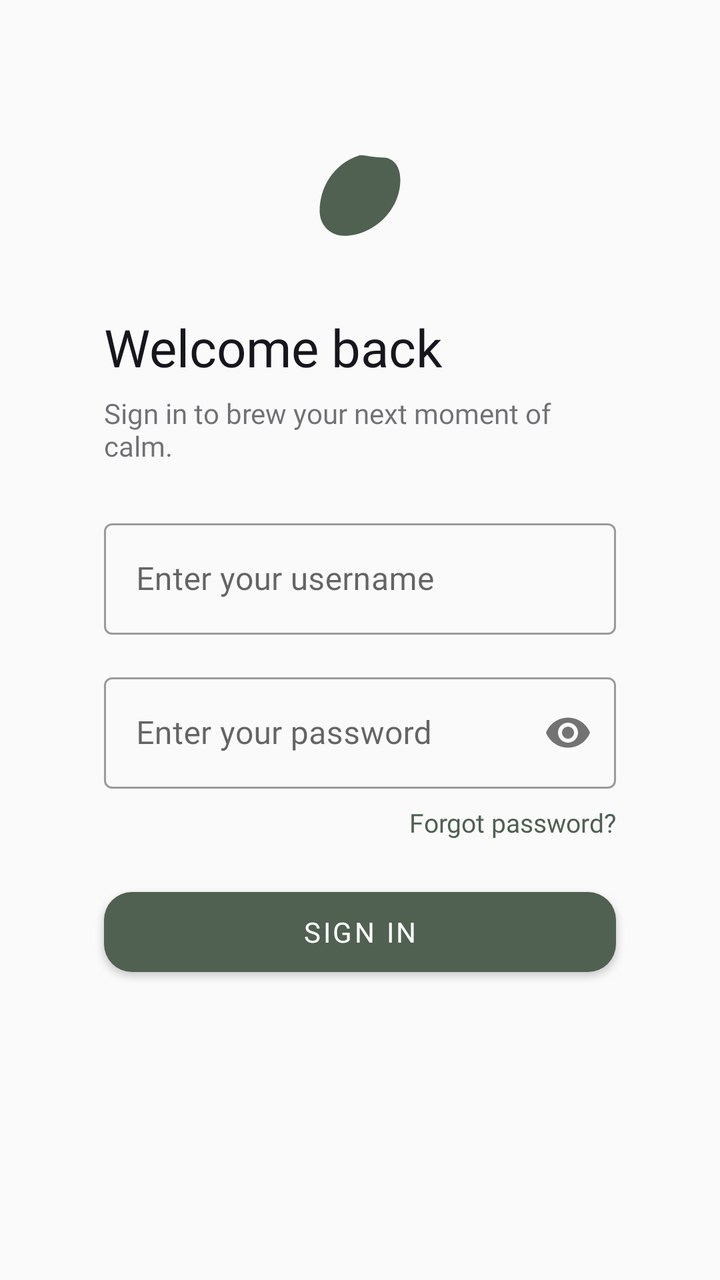
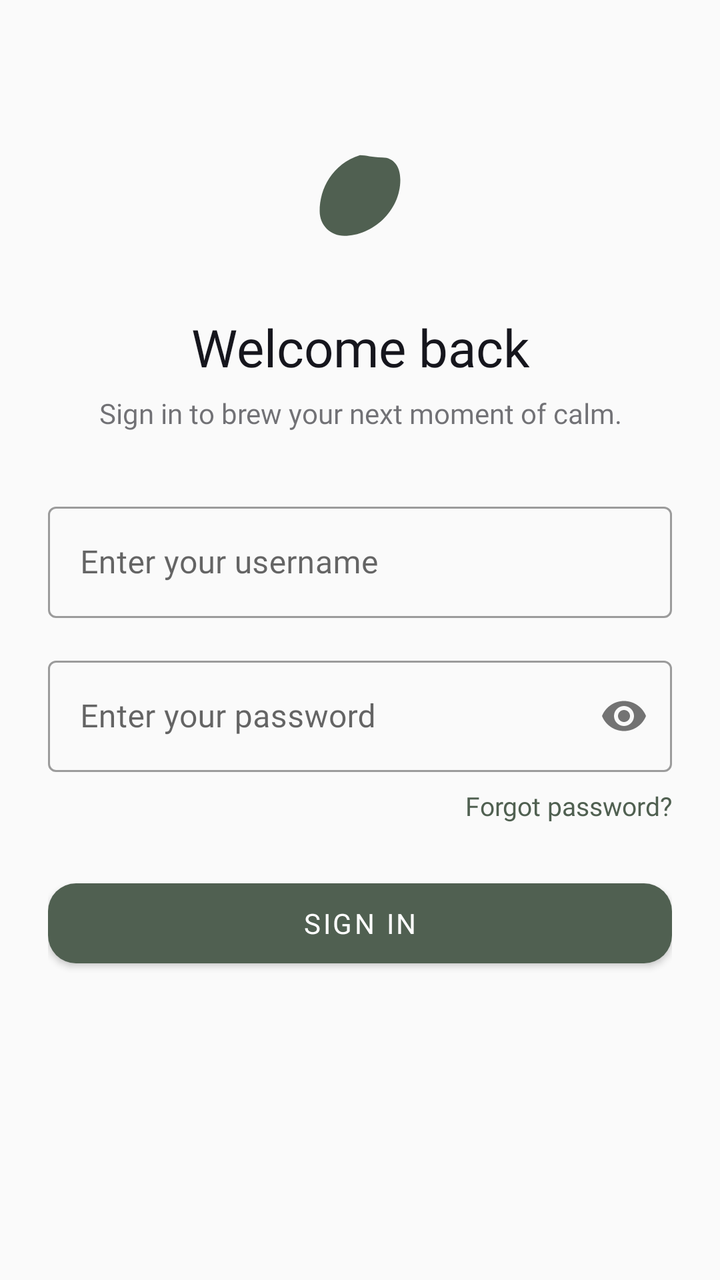

Screens rendered from an Android XML layout before and after an edit, with the pre-edit source and the edit as a unified diff.
<!-- AndroidManifest.xml: application theme Theme.MatchaLab -->
<!-- res/layout/activity_login.xml -->
<?xml version="1.0" encoding="utf-8"?>
<androidx.constraintlayout.widget.ConstraintLayout
    xmlns:android="http://schemas.android.com/apk/res/android"
    xmlns:app="http://schemas.android.com/apk/res-auto"
    android:layout_width="match_parent"
    android:layout_height="match_parent"
    android:padding="24dp">


    
    <ImageView
        android:id="@+id/imgLogo"
        android:layout_width="56dp"
        android:layout_height="56dp"
        android:layout_marginTop="48dp"
        android:contentDescription="@string/app_name"
        app:layout_constraintTop_toTopOf="parent"
        app:layout_constraintStart_toStartOf="parent"
        app:layout_constraintEnd_toEndOf="parent"
        android:src="@drawable/ic_logo" />

    
    <TextView
        android:id="@+id/tvTitle"
        android:layout_width="0dp"
        android:layout_height="wrap_content"
        android:layout_marginTop="28dp"
        android:layout_marginStart="28dp"
        android:layout_marginEnd="28dp"
        android:text="@string/title_login"
        android:fontFamily="@font/inter_bold"
        android:textSize="26sp"
        android:textColor="@color/text_primary"
        app:layout_constraintTop_toBottomOf="@id/imgLogo"
        app:layout_constraintStart_toStartOf="parent"
        app:layout_constraintEnd_toEndOf="parent" />

    
    <TextView
        android:id="@+id/tvSubtitle"
        android:layout_width="0dp"
        android:layout_height="wrap_content"
        android:layout_marginTop="6dp"
        android:layout_marginStart="28dp"
        android:layout_marginEnd="28dp"
        android:text="@string/subtitle_login"
        android:fontFamily="@font/inter_regular"
        android:textSize="14sp"
        android:textColor="@color/text_secondary"
        app:layout_constraintTop_toBottomOf="@id/tvTitle"
        app:layout_constraintStart_toStartOf="parent"
        app:layout_constraintEnd_toEndOf="parent" />

    
    <com.google.android.material.textfield.TextInputLayout
        android:id="@+id/tilUsername"
        style="@style/Widget.MaterialComponents.TextInputLayout.OutlinedBox"
        android:layout_width="0dp"
        android:layout_height="wrap_content"
        android:layout_marginTop="24dp"
        android:layout_marginStart="28dp"
        android:layout_marginEnd="28dp"
        android:hint="@string/hint_username"
        app:layout_constraintTop_toBottomOf="@id/tvSubtitle"
        app:layout_constraintStart_toStartOf="parent"
        app:layout_constraintEnd_toEndOf="parent">
        <com.google.android.material.textfield.TextInputEditText
            android:id="@+id/etUsername"
            android:layout_width="match_parent"
            android:layout_height="wrap_content"
            android:inputType="text" />
    </com.google.android.material.textfield.TextInputLayout>

    
    <com.google.android.material.textfield.TextInputLayout
        android:id="@+id/tilPassword"
        style="@style/Widget.MaterialComponents.TextInputLayout.OutlinedBox"
        android:layout_width="0dp"
        android:layout_height="wrap_content"
        android:layout_marginTop="16dp"
        android:layout_marginStart="28dp"
        android:layout_marginEnd="28dp"
        android:hint="@string/hint_password"
        app:passwordToggleEnabled="true"
        app:layout_constraintTop_toBottomOf="@id/tilUsername"
        app:layout_constraintStart_toStartOf="parent"
        app:layout_constraintEnd_toEndOf="parent">
        <com.google.android.material.textfield.TextInputEditText
            android:id="@+id/etPassword"
            android:layout_width="match_parent"
            android:layout_height="wrap_content"
            android:inputType="textPassword" />
    </com.google.android.material.textfield.TextInputLayout>

    
    <TextView
        android:id="@+id/tvForgotPassword"
        android:layout_width="wrap_content"
        android:layout_height="wrap_content"
        android:layout_marginTop="8dp"
        android:layout_marginEnd="28dp"
        android:text="@string/link_forgot_password"
        android:fontFamily="@font/inter_medium"
        android:textSize="13sp"
        android:textColor="@color/primary"
        app:layout_constraintTop_toBottomOf="@id/tilPassword"
        app:layout_constraintEnd_toEndOf="parent" />

    
    <com.google.android.material.button.MaterialButton
        android:id="@+id/btnSignIn"
        android:layout_width="0dp"
        android:layout_height="52dp"
        android:layout_marginTop="20dp"
        android:layout_marginStart="28dp"
        android:layout_marginEnd="28dp"
        android:text="@string/btn_sign_in"
        android:fontFamily="@font/inter_semibold"
        android:textSize="14sp"
        android:textColor="#FFFFFF"
        app:backgroundTint="@color/primary"
        app:cornerRadius="14dp"
        app:layout_constraintTop_toBottomOf="@id/tvForgotPassword"
        app:layout_constraintStart_toStartOf="parent"
        app:layout_constraintEnd_toEndOf="parent" />

    
    <TextView
        android:id="@+id/tvRegisterLink"
        android:layout_width="wrap_content"
        android:layout_height="wrap_content"
        android:layout_marginTop="24dp"
        android:fontFamily="@font/inter_regular"
        android:textSize="14sp"
        android:textColor="@color/text_secondary"
        app:layout_constraintTop_toBottomOf="@id/btnSignIn"
        app:layout_constraintStart_toStartOf="parent"
        app:layout_constraintEnd_toEndOf="parent"
        app:layout_constraintBottom_toBottomOf="parent"
        android:gravity="center" />
    

</androidx.constraintlayout.widget.ConstraintLayout>
<!-- resources referenced by this layout -->
<resources>
  <color name="primary">#506051</color>
  <color name="text_primary">#16161D</color>
  <color name="text_secondary">#9916161D</color>
  <!-- drawable ic_logo (drawable) -->
  <?xml version="1.0" encoding="utf-8"?>
  <vector xmlns:android="http://schemas.android.com/apk/res/android"
      android:width="56dp"
      android:height="56dp"
      android:viewportWidth="100"
      android:viewportHeight="100">
      <path
          android:fillColor="#506051"
          android:pathData="M50,10 C25,18 14,40 14,60 C14,73 24,82 36,82 C61,82 86,60 86,32 C86,20 80,12 70,12 C60,12 56,10 50,10 Z"/>
  </vector>
  <string name="app_name">Chi Matcha</string>
  <string name="btn_sign_in">Sign in</string>
  <string name="hint_password">Enter your password</string>
  <string name="hint_username">Enter your username</string>
  <string name="link_forgot_password">Forgot password?</string>
  <string name="subtitle_login">Sign in to brew your next moment of calm.</string>
  <string name="title_login">Welcome back</string>
  <style name="Theme.MatchaLab" parent="Theme.MaterialComponents.Light.NoActionBar">
          <item name="colorPrimary">@color/primary</item>
          <item name="colorSecondary">@color/secondary</item>
          <item name="android:colorBackground">@color/background</item>
          <item name="fontFamily">@font/inter_regular</item>
      </style>
  <color name="secondary">#74A177</color>
  <color name="background">#FAFAFA</color>
</resources>

<!-- the commit's change to res/layout/activity_login.xml (unified diff, before → after) -->
@@ -1,143 +1,131 @@
 <?xml version="1.0" encoding="utf-8"?>
-<androidx.constraintlayout.widget.ConstraintLayout
-    xmlns:android="http://schemas.android.com/apk/res/android"
+<ScrollView xmlns:android="http://schemas.android.com/apk/res/android"
     xmlns:app="http://schemas.android.com/apk/res-auto"
     android:layout_width="match_parent"
     android:layout_height="match_parent"
-    android:padding="24dp">
+    android:fillViewport="true"
+    android:background="@color/background">
 
+    <androidx.constraintlayout.widget.ConstraintLayout
+        android:layout_width="match_parent"
+        android:layout_height="wrap_content"
+        android:padding="24dp">
 
-    
-    <ImageView
-        android:id="@+id/imgLogo"
-        android:layout_width="56dp"
-        android:layout_height="56dp"
-        android:layout_marginTop="48dp"
-        android:contentDescription="@string/app_name"
-        app:layout_constraintTop_toTopOf="parent"
-        app:layout_constraintStart_toStartOf="parent"
-        app:layout_constraintEnd_toEndOf="parent"
-        android:src="@drawable/ic_logo" />
+        <ImageView
+            android:id="@+id/imgLogo"
+            android:layout_width="56dp"
+            android:layout_height="56dp"
+            android:layout_marginTop="48dp"
+            android:contentDescription="@string/app_name"
+            app:layout_constraintTop_toTopOf="parent"
+            app:layout_constraintStart_toStartOf="parent"
+            app:layout_constraintEnd_toEndOf="parent"
+            android:src="@drawable/ic_logo" />
 
-    
-    <TextView
-        android:id="@+id/tvTitle"
-        android:layout_width="0dp"
-        android:layout_height="wrap_content"
-        android:layout_marginTop="28dp"
-        android:layout_marginStart="28dp"
-        android:layout_marginEnd="28dp"
-        android:text="@string/title_login"
-        android:fontFamily="@font/inter_bold"
-        android:textSize="26sp"
-        android:textColor="@color/text_primary"
-        app:layout_constraintTop_toBottomOf="@id/imgLogo"
-        app:layout_constraintStart_toStartOf="parent"
-        app:layout_constraintEnd_toEndOf="parent" />
+        <TextView
+            android:id="@+id/tvTitle"
+            android:layout_width="0dp"
+            android:layout_height="wrap_content"
+            android:layout_marginTop="28dp"
+            android:text="@string/title_login"
+            android:fontFamily="@font/inter_bold"
+            android:textSize="26sp"
+            android:textColor="@color/text_primary"
+            android:gravity="center"
+            app:layout_constraintTop_toBottomOf="@id/imgLogo"
+            app:layout_constraintStart_toStartOf="parent"
+            app:layout_constraintEnd_toEndOf="parent" />
 
-    
-    <TextView
-        android:id="@+id/tvSubtitle"
-        android:layout_width="0dp"
-        android:layout_height="wrap_content"
-        android:layout_marginTop="6dp"
-        android:layout_marginStart="28dp"
-        android:layout_marginEnd="28dp"
-        android:text="@string/subtitle_login"
-        android:fontFamily="@font/inter_regular"
-        android:textSize="14sp"
-        android:textColor="@color/text_secondary"
-        app:layout_constraintTop_toBottomOf="@id/tvTitle"
-        app:layout_constraintStart_toStartOf="parent"
-        app:layout_constraintEnd_toEndOf="parent" />
+        <TextView
+            android:id="@+id/tvSubtitle"
+            android:layout_width="0dp"
+            android:layout_height="wrap_content"
+            android:layout_marginTop="6dp"
+            android:text="@string/subtitle_login"
+            android:fontFamily="@font/inter_regular"
+            android:textSize="14sp"
+            android:textColor="@color/text_secondary"
+            android:gravity="center"
+            app:layout_constraintTop_toBottomOf="@id/tvTitle"
+            app:layout_constraintStart_toStartOf="parent"
+            app:layout_constraintEnd_toEndOf="parent" />
 
-    
-    <com.google.android.material.textfield.TextInputLayout
-        android:id="@+id/tilUsername"
-        style="@style/Widget.MaterialComponents.TextInputLayout.OutlinedBox"
-        android:layout_width="0dp"
-        android:layout_height="wrap_content"
-        android:layout_marginTop="24dp"
-        android:layout_marginStart="28dp"
-        android:layout_marginEnd="28dp"
-        android:hint="@string/hint_username"
-        app:layout_constraintTop_toBottomOf="@id/tvSubtitle"
-        app:layout_constraintStart_toStartOf="parent"
-        app:layout_constraintEnd_toEndOf="parent">
-        <com.google.android.material.textfield.TextInputEditText
-            android:id="@+id/etUsername"
-            android:layout_width="match_parent"
+        <com.google.android.material.textfield.TextInputLayout
+            android:id="@+id/tilUsername"
+            style="@style/Widget.MaterialComponents.TextInputLayout.OutlinedBox"
+            android:layout_width="0dp"
             android:layout_height="wrap_content"
-            android:inputType="text" />
-    </com.google.android.material.textfield.TextInputLayout>
+            android:layout_marginTop="32dp"
+            android:hint="@string/hint_username"
+            app:layout_constraintTop_toBottomOf="@id/tvSubtitle"
+            app:layout_constraintStart_toStartOf="parent"
+            app:layout_constraintEnd_toEndOf="parent">
+            <com.google.android.material.textfield.TextInputEditText
+                android:id="@+id/etUsername"
+                android:layout_width="match_parent"
+                android:layout_height="wrap_content"
+                android:inputType="text" />
+        </com.google.android.material.textfield.TextInputLayout>
 
-    
-    <com.google.android.material.textfield.TextInputLayout
-        android:id="@+id/tilPassword"
-        style="@style/Widget.MaterialComponents.TextInputLayout.OutlinedBox"
-        android:layout_width="0dp"
-        android:layout_height="wrap_content"
-        android:layout_marginTop="16dp"
-        android:layout_marginStart="28dp"
-        android:layout_marginEnd="28dp"
-        android:hint="@string/hint_password"
-        app:passwordToggleEnabled="true"
-        app:layout_constraintTop_toBottomOf="@id/tilUsername"
-        app:layout_constraintStart_toStartOf="parent"
-        app:layout_constraintEnd_toEndOf="parent">
-        <com.google.android.material.textfield.TextInputEditText
-            android:id="@+id/etPassword"
-            android:layout_width="match_parent"
+        <com.google.android.material.textfield.TextInputLayout
+            android:id="@+id/tilPassword"
+            style="@style/Widget.MaterialComponents.TextInputLayout.OutlinedBox"
+            android:layout_width="0dp"
             android:layout_height="wrap_content"
-            android:inputType="textPassword" />
-    </com.google.android.material.textfield.TextInputLayout>
+            android:layout_marginTop="16dp"
+            android:hint="@string/hint_password"
+            app:passwordToggleEnabled="true"
+            app:layout_constraintTop_toBottomOf="@id/tilUsername"
+            app:layout_constraintStart_toStartOf="parent"
+            app:layout_constraintEnd_toEndOf="parent">
+            <com.google.android.material.textfield.TextInputEditText
+                android:id="@+id/etPassword"
+                android:layout_width="match_parent"
+                android:layout_height="wrap_content"
+                android:inputType="textPassword" />
+        </com.google.android.material.textfield.TextInputLayout>
 
-    
-    <TextView
-        android:id="@+id/tvForgotPassword"
-        android:layout_width="wrap_content"
-        android:layout_height="wrap_content"
-        android:layout_marginTop="8dp"
-        android:layout_marginEnd="28dp"
-        android:text="@string/link_forgot_password"
-        android:fontFamily="@font/inter_medium"
-        android:textSize="13sp"
-        android:textColor="@color/primary"
-        app:layout_constraintTop_toBottomOf="@id/tilPassword"
-        app:layout_constraintEnd_toEndOf="parent" />
+        <TextView
+            android:id="@+id/tvForgotPassword"
+            android:layout_width="wrap_content"
+            android:layout_height="wrap_content"
+            android:layout_marginTop="8dp"
+            android:text="@string/link_forgot_password"
+            android:fontFamily="@font/inter_medium"
+            android:textSize="13sp"
+            android:textColor="@color/primary"
+            app:layout_constraintTop_toBottomOf="@id/tilPassword"
+            app:layout_constraintEnd_toEndOf="parent" />
 
-    
-    <com.google.android.material.button.MaterialButton
-        android:id="@+id/btnSignIn"
-        android:layout_width="0dp"
-        android:layout_height="52dp"
-        android:layout_marginTop="20dp"
-        android:layout_marginStart="28dp"
-        android:layout_marginEnd="28dp"
-        android:text="@string/btn_sign_in"
-        android:fontFamily="@font/inter_semibold"
-        android:textSize="14sp"
-        android:textColor="#FFFFFF"
-        app:backgroundTint="@color/primary"
-        app:cornerRadius="14dp"
-        app:layout_constraintTop_toBottomOf="@id/tvForgotPassword"
-        app:layout_constraintStart_toStartOf="parent"
-        app:layout_constraintEnd_toEndOf="parent" />
+        <com.google.android.material.button.MaterialButton
+            android:id="@+id/btnSignIn"
+            android:layout_width="0dp"
+            android:layout_height="52dp"
+            android:layout_marginTop="24dp"
+            android:text="@string/btn_sign_in"
+            android:fontFamily="@font/inter_semibold"
+            android:textSize="14sp"
+            android:textColor="#FFFFFF"
+            app:backgroundTint="@color/primary"
+            app:cornerRadius="14dp"
+            app:layout_constraintTop_toBottomOf="@id/tvForgotPassword"
+            app:layout_constraintStart_toStartOf="parent"
+            app:layout_constraintEnd_toEndOf="parent" />
 
-    
-    <TextView
-        android:id="@+id/tvRegisterLink"
-        android:layout_width="wrap_content"
-        android:layout_height="wrap_content"
-        android:layout_marginTop="24dp"
-        android:fontFamily="@font/inter_regular"
-        android:textSize="14sp"
-        android:textColor="@color/text_secondary"
-        app:layout_constraintTop_toBottomOf="@id/btnSignIn"
-        app:layout_constraintStart_toStartOf="parent"
-        app:layout_constraintEnd_toEndOf="parent"
-        app:layout_constraintBottom_toBottomOf="parent"
-        android:gravity="center" />
-    
+        <TextView
+            android:id="@+id/tvRegisterLink"
+            android:layout_width="wrap_content"
+            android:layout_height="wrap_content"
+            android:layout_marginTop="24dp"
+            android:layout_marginBottom="24dp"
+            android:fontFamily="@font/inter_regular"
+            android:textSize="14sp"
+            android:textColor="@color/text_secondary"
+            android:gravity="center"
+            app:layout_constraintTop_toBottomOf="@id/btnSignIn"
+            app:layout_constraintStart_toStartOf="parent"
+            app:layout_constraintEnd_toEndOf="parent"
+            app:layout_constraintBottom_toBottomOf="parent" />
 
-</androidx.constraintlayout.widget.ConstraintLayout>
+    </androidx.constraintlayout.widget.ConstraintLayout>
+</ScrollView>
<!-- resource entries referenced after the edit -->
@@ -23,9 +23,13 @@
   <string name="title_login">Welcome back</string>
   <style name="Theme.MatchaLab" parent="Theme.MaterialComponents.Light.NoActionBar">
           <item name="colorPrimary">@color/primary</item>
+          <item name="colorPrimaryVariant">#FFFFFF</item>
+          <item name="colorOnPrimary">#000000</item>
           <item name="colorSecondary">@color/secondary</item>
           <item name="android:colorBackground">@color/background</item>
           <item name="fontFamily">@font/inter_regular</item>
+          <item name="android:statusBarColor">#FFFFFF</item>
+          <item name="android:windowLightStatusBar">true</item>
       </style>
   <color name="secondary">#74A177</color>
   <color name="background">#FAFAFA</color>
